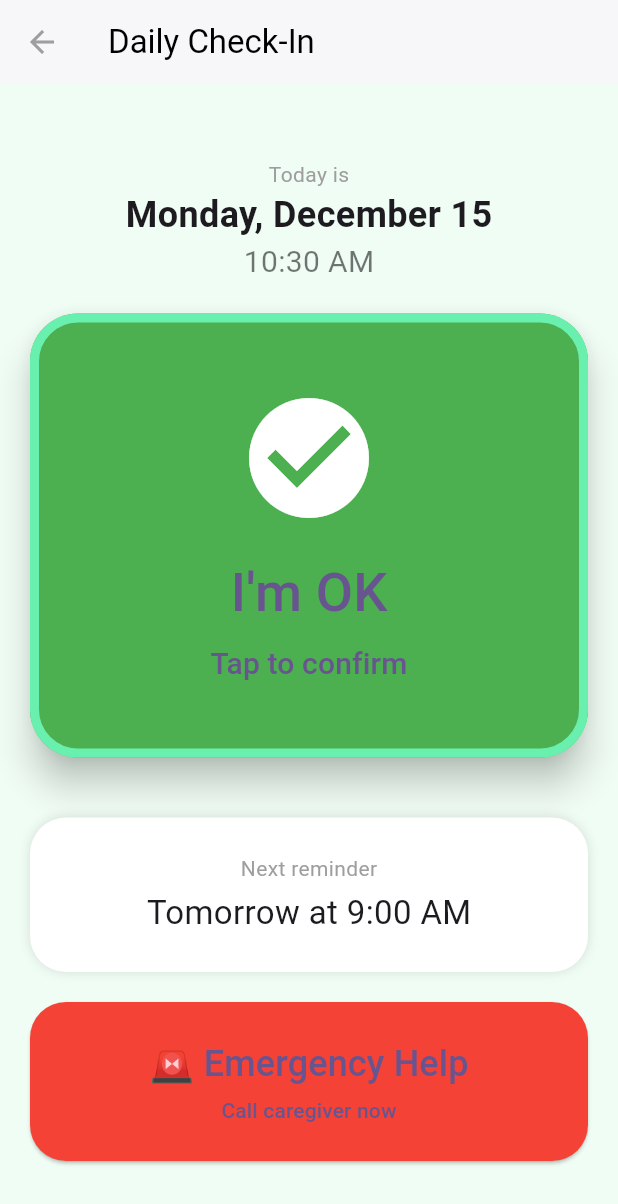
After one commit to vsaran93/daily-ping, a Flutter app: the ElderView screen opened directly, on a phone screen of 412 x 824 dp. The commit adds this screen. Shown: the top 1204 px of the screen. Run offline on Flutter 3.47's test engine with Material 3 defaults, Android fonts, the phone set to English and light mode, and no system bars; our stand-ins replace flutter_tts, shared_preferences; accounts and stored records are empty.

Commit message:
elder view screen added

```diff
--- a/lib/screens/auth_screen.dart
+++ b/lib/screens/auth_screen.dart
@@ -1,4 +1,5 @@
 import 'dart:async';
+import 'package:daily_ping/screens/elder_view_screen.dart';
 import 'package:flutter/material.dart';
 import 'package:flutter/services.dart';
 
@@ -85,7 +86,10 @@ class _AuthScreenState extends State<AuthScreen> {
 
     Timer(const Duration(seconds: 1), () {
       setState(() => isLoading = false);
-      Navigator.pushReplacementNamed(context, redirectRoute);
+      Navigator.push(
+        context,
+        MaterialPageRoute(builder: (_) => const ElderView())
+      );
     });
   }
 
--- /dev/null
+++ b/lib/screens/elder_view_screen.dart
@@ -0,0 +1,256 @@
+import 'package:flutter/material.dart';
+import 'package:shared_preferences/shared_preferences.dart';
+import 'package:flutter_tts/flutter_tts.dart';
+import 'package:intl/intl.dart';
+
+class ElderView extends StatefulWidget {
+  const ElderView({super.key});
+
+  @override
+  State<ElderView> createState() => _ElderViewState();
+}
+
+class _ElderViewState extends State<ElderView> {
+  bool checkedInToday = false;
+  DateTime? lastCheckIn;
+  bool showConfirmation = false;
+
+  final FlutterTts tts = FlutterTts();
+
+  @override
+  void initState() {
+    super.initState();
+    _loadCheckInStatus();
+  }
+
+  Future<void> _loadCheckInStatus() async {
+    final prefs = await SharedPreferences.getInstance();
+    final lastCheck = prefs.getString('lastCheckIn');
+
+    if (lastCheck != null) {
+      final checkDate = DateTime.parse(lastCheck);
+      final now = DateTime.now();
+
+      if (DateUtils.isSameDay(checkDate, now)) {
+        setState(() {
+          checkedInToday = true;
+          lastCheckIn = checkDate;
+        });
+      }
+    }
+  }
+
+  Future<void> _handleCheckIn() async {
+    final now = DateTime.now();
+    final prefs = await SharedPreferences.getInstance();
+
+    await prefs.setString('lastCheckIn', now.toIso8601String());
+
+    setState(() {
+      checkedInToday = true;
+      lastCheckIn = now;
+      showConfirmation = true;
+    });
+
+    _speakConfirmation();
+
+    Future.delayed(const Duration(seconds: 3), () {
+      if (mounted) {
+        setState(() => showConfirmation = false);
+      }
+    });
+  }
+
+  Future<void> _speakConfirmation() async {
+    await tts.setSpeechRate(0.45);
+    await tts.setPitch(1.0);
+    await tts.speak("You're marked safe today");
+  }
+
+  @override
+  Widget build(BuildContext context) {
+    final now = DateTime.now();
+
+    return Scaffold(
+      backgroundColor: const Color(0xFFF0FDF4),
+      appBar: AppBar(
+        backgroundColor: Colors.white,
+        elevation: 1,
+        leading: IconButton(
+          icon: const Icon(Icons.arrow_back, color: Colors.grey),
+          onPressed: () => Navigator.pop(context),
+        ),
+        title: const Text(
+          'Daily Check-In',
+          style: TextStyle(color: Colors.black),
+        ),
+      ),
+      body: Center(
+        child: SingleChildScrollView(
+          padding: const EdgeInsets.all(20),
+          child: Column(
+            children: [
+              _buildDateSection(now),
+              const SizedBox(height: 20),
+              checkedInToday ? _checkedInCard() : _checkInButton(),
+              const SizedBox(height: 20),
+              if (showConfirmation) _confirmationBanner(),
+              const SizedBox(height: 20),
+              _nextReminderCard(),
+              const SizedBox(height: 20),
+              _emergencyButton(),
+            ],
+          ),
+        ),
+      ),
+    );
+  }
+
+  Widget _buildDateSection(DateTime now) {
+    return Column(
+      children: [
+        const Text("Today is", style: TextStyle(color: Colors.grey)),
+        Text(
+          DateFormat('EEEE, MMMM d').format(now),
+          style: const TextStyle(fontSize: 24, fontWeight: FontWeight.w600),
+        ),
+        Text(
+          DateFormat('hh:mm a').format(now),
+          style: const TextStyle(fontSize: 20, color: Colors.black54),
+        ),
+      ],
+    );
+  }
+
+  Widget _checkInButton() {
+    return ElevatedButton(
+      onPressed: _handleCheckIn,
+      style: ElevatedButton.styleFrom(
+        backgroundColor: Colors.green,
+        padding: const EdgeInsets.symmetric(vertical: 48),
+        shape: RoundedRectangleBorder(
+          borderRadius: BorderRadius.circular(32),
+          side: const BorderSide(color: Colors.greenAccent, width: 6),
+        ),
+        elevation: 10,
+      ),
+      child: const SizedBox(
+        width: double.infinity,
+        child: Column(
+        mainAxisAlignment: MainAxisAlignment.center,
+        children: [
+          Icon(Icons.check_circle, size: 96, color: Colors.white),
+          SizedBox(height: 16),
+          Text("I'm OK", style: TextStyle(fontSize: 36)),
+          SizedBox(height: 8),
+          Text("Tap to confirm", style: TextStyle(fontSize: 20)),
+        ],
+      ),)
+    );
+  }
+
+  Widget _checkedInCard() {
+    return Container(
+      width: double.infinity,
+      padding: const EdgeInsets.symmetric(vertical: 48),
+      decoration: BoxDecoration(
+        gradient: const LinearGradient(
+          colors: [Colors.green, Colors.greenAccent],
+        ),
+        borderRadius: BorderRadius.circular(32),
+        border: Border.all(color: Colors.green.shade300, width: 6),
+        boxShadow: const [
+          BoxShadow(color: Colors.black26, blurRadius: 10)
+        ],
+      ),
+      child: Column(
+        children: [
+          const CircleAvatar(
+            radius: 48,
+            backgroundColor: Colors.white,
+            child: Icon(Icons.check, size: 48, color: Colors.green),
+          ),
+          const SizedBox(height: 16),
+          const Text("All Set!",
+              style: TextStyle(fontSize: 36, color: Colors.white)),
+          const SizedBox(height: 8),
+          const Text("You're safe for today",
+              style: TextStyle(fontSize: 20, color: Colors.white70)),
+          if (lastCheckIn != null)
+            Padding(
+              padding: const EdgeInsets.only(top: 12),
+              child: Text(
+                "Checked in at ${DateFormat('hh:mm a').format(lastCheckIn!)}",
+                style: const TextStyle(color: Colors.white70),
+              ),
+            ),
+        ],
+      ),
+    );
+  }
+
+  Widget _confirmationBanner() {
+    return Container(
+      padding: const EdgeInsets.all(24),
+      decoration: BoxDecoration(
+        color: Colors.green.shade100,
+        borderRadius: BorderRadius.circular(24),
+        border: Border.all(color: Colors.green, width: 4),
+      ),
+      child: const Column(
+        children: [
+          Icon(Icons.volume_up, size: 48),
+          SizedBox(height: 8),
+          Text("✓ Confirmed!", style: TextStyle(fontSize: 24)),
+          SizedBox(height: 4),
+          Text("Your family has been notified",
+              style: TextStyle(fontSize: 18)),
+        ],
+      ),
+    );
+  }
+
+  Widget _nextReminderCard() {
+    return Container(
+      width: double.infinity,
+      padding: const EdgeInsets.all(24),
+      decoration: BoxDecoration(
+        color: Colors.white,
+        borderRadius: BorderRadius.circular(24),
+        boxShadow: const [BoxShadow(blurRadius: 6, color: Colors.black12)],
+      ),
+      child: const Column(
+        children: [
+          Text("Next reminder", style: TextStyle(color: Colors.grey)),
+          SizedBox(height: 4),
+          Text("Tomorrow at 9:00 AM",
+              style: TextStyle(fontSize: 22)),
+        ],
+      ),
+    );
+  }
+
+  Widget _emergencyButton() {
+    return ElevatedButton(
+      onPressed: () {
+        // TODO: Call caregiver / emergency
+      },
+      style: ElevatedButton.styleFrom(
+        backgroundColor: Colors.red,
+        padding: const EdgeInsets.symmetric(vertical: 24),
+        shape: RoundedRectangleBorder(
+          borderRadius: BorderRadius.circular(24),
+        ),
+      ),
+      child: const SizedBox(
+        width: double.infinity,
+        child: Column(
+        children: [
+          Text("🚨 Emergency Help", style: TextStyle(fontSize: 24)),
+          SizedBox(height: 4),
+          Text("Call caregiver now"),
+        ],
+      ),)
+    );
+  }
+}
--- a/pubspec.yaml
+++ b/pubspec.yaml
@@ -30,8 +30,9 @@ environment:
 dependencies:
   flutter:
     sdk: flutter
-
-
+  shared_preferences: ^2.2.2
+  flutter_tts: ^3.8.5
+  intl: ^0.19.0
   # The following adds the Cupertino Icons font to your application.
   # Use with the CupertinoIcons class for iOS style icons.
   cupertino_icons: ^1.0.6
```
Also changed, not shown: 12 other files.
